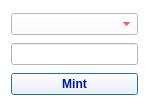
This is MintDialog.ui in LiquidityProtocol/AMM-Simulator as Qt 5 draws it before an edit. The edited form follows.
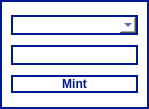
This is the edited form.

```diff
--- a/MintDialog.ui
+++ b/MintDialog.ui
@@ -14,7 +14,10 @@
    <string>Mint</string>
   </property>
   <property name="styleSheet">
-   <string notr="true">background-color: rgb(255, 255, 255);</string>
+   <string notr="true">background-color: rgb(255, 255, 255);
+color: rgb(1, 25, 147);
+border: 2px solid; 
+border-color: rgb(1, 25, 147);  </string>
   </property>
   <property name="modal">
    <bool>true</bool>
@@ -24,7 +27,9 @@
     <widget class="QComboBox" name="comboBox">
      <property name="styleSheet">
       <string notr="true">background-color: rgb(255, 255, 255);
-color: rgb(255, 0, 0);</string>
+color: rgb(1, 25, 147);
+border: 2px solid; 
+border-color: rgb(1, 25, 147);  </string>
      </property>
     </widget>
    </item>
@@ -32,7 +37,9 @@
     <widget class="QLineEdit" name="lineEdit">
      <property name="styleSheet">
       <string notr="true">background-color: rgb(255, 255, 255);
-color: rgb(255, 0, 0);</string>
+color: rgb(1, 25, 147);
+border: 2px solid; 
+border-color: rgb(1, 25, 147);  </string>
      </property>
     </widget>
    </item>
@@ -45,7 +52,9 @@
      </property>
      <property name="styleSheet">
       <string notr="true">background-color: rgb(255, 255, 255);
-color: rgb(1, 25, 147); </string>
+color: rgb(1, 25, 147); 
+border: 2px solid; 
+border-color: rgb(1, 25, 147);  </string>
      </property>
      <property name="text">
       <string>Mint</string>
```
